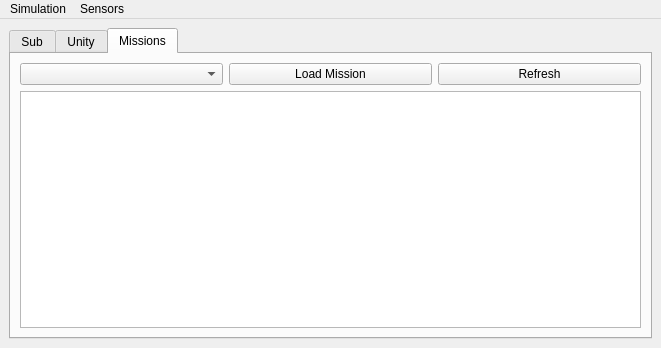
Old version of the form rqt_waypoint/resource/Mainwindow.ui in the repository sonia-auv/ros2_rqt_sonia_plugins.
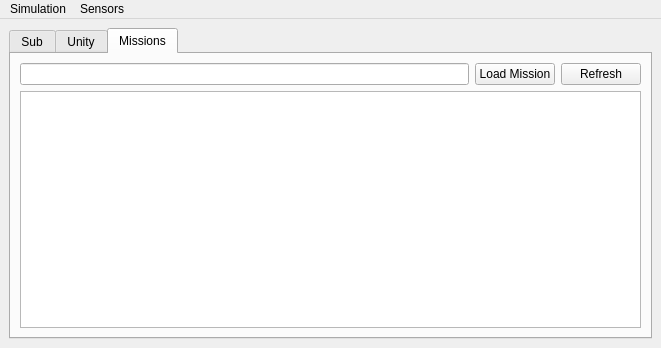
New version of the form.

Commit message: changed how to load mission

The edit to the form file:
```diff
--- a/rqt_waypoint/resource/Mainwindow.ui
+++ b/rqt_waypoint/resource/Mainwindow.ui
@@ -808,17 +808,10 @@
         <item>
          <layout class="QHBoxLayout" name="horizontalLayout_3">
           <item>
-           <widget class="QComboBox" name="missionListDropdown">
-            <property name="editable">
-             <bool>false</bool>
-            </property>
-            <property name="currentText">
-             <string/>
-            </property>
-            <property name="placeholderText" stdset="0">
-             <string/>
-            </property>
-           </widget>
+            <widget class="QLineEdit" name="missionTextfield">
+            <property name="readOnly"><bool>false</bool></property>
+            <property name="text"><string/></property>
+            </widget>
           </item>
           <item>
            <widget class="QPushButton" name="loadMissionBtn">
```
The commit also changes 1 other file.
